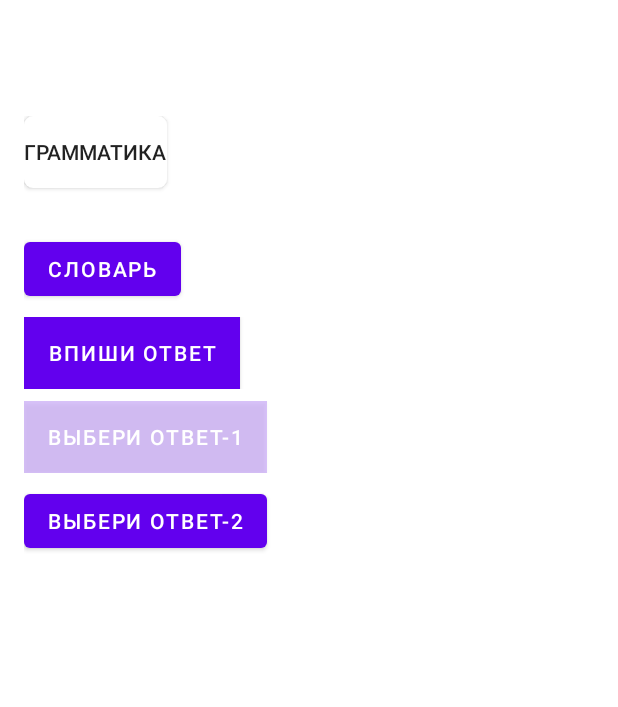
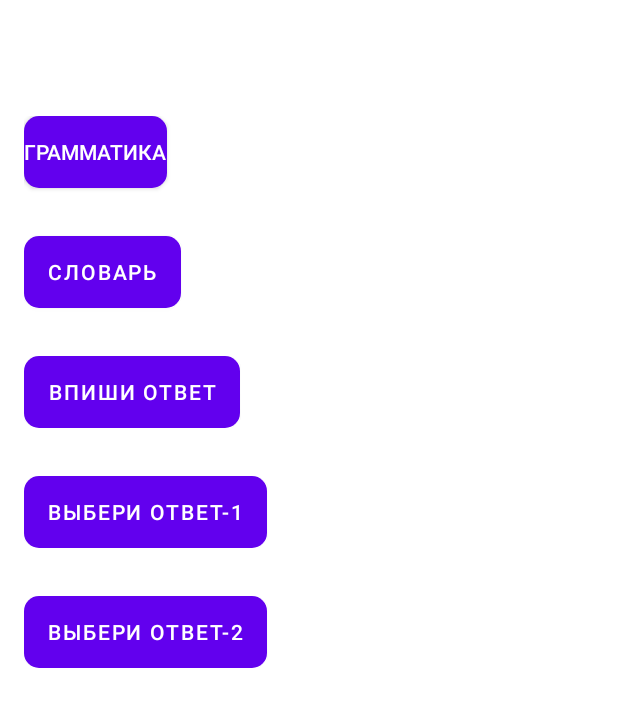
Before and after one commit to RimaMashiro/RimAndroidEng, an Android app: the fragment SelectionTaskFragment placed in its activity, on a phone screen of 412 x 824 dp. Shown: the top 707 px of the screen. Run offline under Robolectric (Android 15) with nearby library versions, the phone set to English and light mode, and no system bars; our stand-ins replace Dagger/Hilt's generated code, Firebase (no records; nobody signed in at launch, a user with empty details on screens opened directly); 12 statements that could not run were skipped.

```diff
--- a/app/src/main/java/com/example/eng/data/DataManager.java
+++ b/app/src/main/java/com/example/eng/data/DataManager.java
@@ -74,12 +74,15 @@ public class DataManager {
 
         exercises.add(new Exercise(UUID.randomUUID().toString(), "bird", ExerciseType.FIRST, "Topic1", wordEnglish1, wordRussian1, wordEng1, wordRus1));
         exercises.add(new Exercise(UUID.randomUUID().toString(), "eag", ExerciseType.FIRST, "Topic1", wordEnglish1, wordRussian1, wordEng1, wordRus1));
+        exercises.add(new Exercise(UUID.randomUUID().toString(), "eag", ExerciseType.SECOND, "Topic1", wordEnglish1, wordRussian1, wordEng1, wordRus1));
+        exercises.add(new Exercise(UUID.randomUUID().toString(), "eag", ExerciseType.THIRD, "Topic1", wordEnglish1, wordRussian1, wordEng1, wordRus1));
         return exercises;
     }
 
     public ArrayList<Grammar> getGrammarList() {
         ArrayList<Grammar> grammars = new ArrayList<>();
         // реализовать добавление грамматики
+        grammars.add(new Grammar("Инфинитив в английском языке представляет собой неличную форму английского глагола, которая обозначает только действие, не указывая ни лица, ни числа. Инфинитив отвечает на вопросы: что делать? что сделать?", "Topic1"));
         return grammars;
     }
 
--- a/app/src/main/java/com/example/eng/ui/selectiontask/SelectionTaskFragment.java
+++ b/app/src/main/java/com/example/eng/ui/selectiontask/SelectionTaskFragment.java
@@ -46,7 +46,6 @@ public class SelectionTaskFragment extends Fragment {
         initNavigationToDictionaryFragment();
         initNavigationToExerciseFirstFragment();
         initNavigationToTopicSelectionFragment();
-        initGetArg();
         initTaskResult();
     }
 
@@ -102,10 +101,7 @@ public class SelectionTaskFragment extends Fragment {
         });
     }
 
-    //получение аргумента
-    private void initGetArg() {
-        viewModel.topicName.observe(getViewLifecycleOwner(), topicName -> binding.topicName.setText(topicName));
-    }
+
 
     private void initTaskResult() {
         viewModel.resultFirst.observe(getViewLifecycleOwner(), result -> {
--- a/app/src/main/res/drawable/background_round_corner.xml
+++ b/app/src/main/res/drawable/background_round_corner.xml
@@ -2,8 +2,11 @@
 <selector xmlns:android="http://schemas.android.com/apk/res/android">
     <item>
         <shape android:shape="rectangle">
-            <corners android:radius="6dp" />
-            <solid android:color="@color/white" />
+            <corners android:radius="10dp" />
+            <solid android:color="@color/purple_500"/>
+" />
+
+
         </shape>
     </item>
 </selector>
--- a/app/src/main/res/layout/fragment_dictionary.xml
+++ b/app/src/main/res/layout/fragment_dictionary.xml
@@ -34,6 +34,7 @@
         android:id="@+id/buttonTopicsDict"
         android:layout_width="85dp"
         android:layout_height="67dp"
+        android:src="@drawable/topics"
         app:layout_constraintBottom_toBottomOf="parent"
         app:layout_constraintEnd_toEndOf="parent"
         app:layout_constraintHorizontal_bias="0.049"
@@ -46,6 +47,7 @@
         android:id="@+id/buttonTasksDict"
         android:layout_width="66dp"
         android:layout_height="60dp"
+        android:src="@drawable/tasks"
         app:layout_constraintBottom_toBottomOf="parent"
         app:layout_constraintEnd_toEndOf="parent"
         app:layout_constraintHorizontal_bias="0.872"
--- a/app/src/main/res/layout/fragment_selection_task.xml
+++ b/app/src/main/res/layout/fragment_selection_task.xml
@@ -28,27 +28,29 @@
             android:id="@+id/buttonGrammar"
             android:layout_width="wrap_content"
             android:layout_height="wrap_content"
-            android:layout_marginBottom="30dp"
+            android:layout_marginBottom="32dp"
             android:background="@drawable/background_round_corner"
-            android:text="@string/task_grammar" />
+            android:text="@string/task_grammar"
+            android:textColor="#FFFFFF" />
 
         <Button
             android:id="@+id/buttonDictionary"
             android:layout_width="wrap_content"
             android:layout_height="wrap_content"
-            android:layout_marginBottom="8dp"
+            android:layout_marginBottom="32dp"
+            android:background="@drawable/background_round_corner"
             android:text="@string/task_dictionary" />
 
         <LinearLayout
             android:layout_width="wrap_content"
             android:layout_height="wrap_content"
-            android:layout_marginBottom="8dp">
+            android:layout_marginBottom="32dp">
 
             <Button
                 android:id="@+id/buttonExercise1"
                 android:layout_width="wrap_content"
                 android:layout_height="wrap_content"
-                android:background="#FFFFFF"
+                android:background="@drawable/background_round_corner"
                 android:text="@string/name_task1" />
 
             <TextView
@@ -62,13 +64,13 @@
         <LinearLayout
             android:layout_width="wrap_content"
             android:layout_height="wrap_content"
-            android:layout_marginBottom="8dp">
+            android:layout_marginBottom="32dp">
 
             <Button
                 android:id="@+id/buttonExercise2"
                 android:layout_width="wrap_content"
                 android:layout_height="wrap_content"
-                android:background="#3BFFFFFF"
+                android:background="@drawable/background_round_corner"
                 android:text="@string/name_task2" />
 
             <TextView
@@ -87,6 +89,7 @@
                 android:id="@+id/buttonExercise3"
                 android:layout_width="wrap_content"
                 android:layout_height="wrap_content"
+                android:background="@drawable/background_round_corner"
                 android:text="@string/name_task3" />
 
             <TextView
```
Also changed, not shown: app/src/main/java/com/example/eng/ui/exercisefirst/ExerciseFirstFragment.java (+17 -7 lines), app/src/main/java/com/example/eng/ui/exercisefirst/ExerciseFirstViewModel.java (+8 -2 lines), app/src/main/java/com/example/eng/ui/grammar/GrammarFragment.java (+10 -6 lines), app/src/main/res/layout/fragment_exercise_first.xml (+7 -1 lines), app/src/main/res/layout/fragment_grammar.xml (+20 -9 lines), app/src/main/res/drawable/tasks.png (added), app/src/main/res/drawable/topics.png (added).
